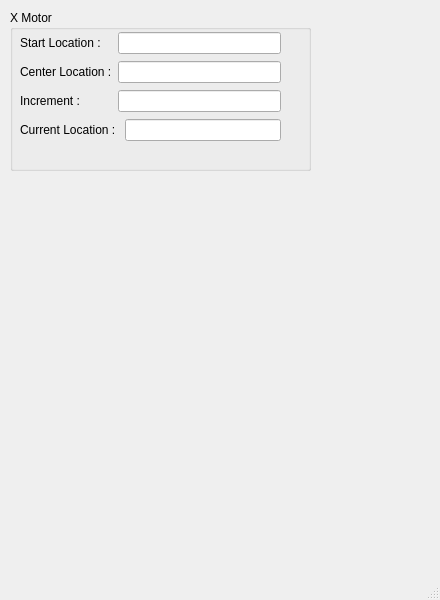
Before: the Qt Designer form gridscan_mainwin.ui in hgarbeil/GridScan, drawn with Qt 5.
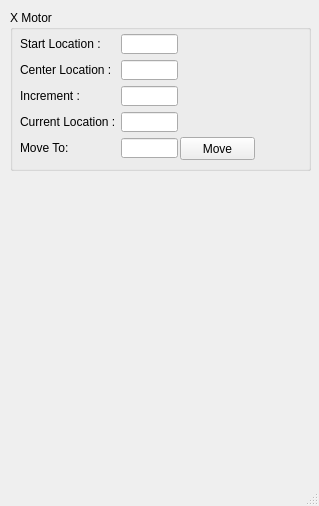
After: the same form once the commit is applied.

```diff
--- a/gridscan_mainwin.ui
+++ b/gridscan_mainwin.ui
@@ -6,8 +6,8 @@
    <rect>
     <x>0</x>
     <y>0</y>
-    <width>440</width>
-    <height>600</height>
+    <width>319</width>
+    <height>506</height>
    </rect>
   </property>
   <property name="windowTitle">
@@ -26,55 +26,143 @@
     <property name="title">
      <string>X Motor</string>
     </property>
+    <widget class="QPushButton" name="x_MoveButton">
+     <property name="geometry">
+      <rect>
+       <x>170</x>
+       <y>127</y>
+       <width>75</width>
+       <height>23</height>
+      </rect>
+     </property>
+     <property name="text">
+      <string>Move</string>
+     </property>
+    </widget>
     <widget class="QWidget" name="">
      <property name="geometry">
       <rect>
        <x>10</x>
-       <y>21</y>
-       <width>261</width>
-       <height>111</height>
+       <y>24</y>
+       <width>158</width>
+       <height>126</height>
       </rect>
      </property>
      <layout class="QGridLayout" name="gridLayout">
       <item row="0" column="0">
        <widget class="QLabel" name="label">
+        <property name="minimumSize">
+         <size>
+          <width>90</width>
+          <height>0</height>
+         </size>
+        </property>
         <property name="text">
          <string>Start Location :</string>
         </property>
        </widget>
       </item>
-      <item row="0" column="1" colspan="2">
-       <widget class="QLineEdit" name="x_StartLocLE"/>
+      <item row="0" column="1">
+       <widget class="QLineEdit" name="x_StartLocLE">
+        <property name="maximumSize">
+         <size>
+          <width>60</width>
+          <height>20</height>
+         </size>
+        </property>
+       </widget>
       </item>
       <item row="1" column="0">
        <widget class="QLabel" name="label_2">
+        <property name="minimumSize">
+         <size>
+          <width>90</width>
+          <height>0</height>
+         </size>
+        </property>
         <property name="text">
          <string>Center Location :</string>
         </property>
        </widget>
       </item>
-      <item row="1" column="1" colspan="2">
-       <widget class="QLineEdit" name="x_CenterLocLE"/>
+      <item row="1" column="1">
+       <widget class="QLineEdit" name="x_CenterLocLE">
+        <property name="maximumSize">
+         <size>
+          <width>60</width>
+          <height>20</height>
+         </size>
+        </property>
+       </widget>
       </item>
       <item row="2" column="0">
        <widget class="QLabel" name="label_3">
+        <property name="minimumSize">
+         <size>
+          <width>90</width>
+          <height>0</height>
+         </size>
+        </property>
         <property name="text">
          <string>Increment :</string>
         </property>
        </widget>
       </item>
-      <item row="2" column="1" colspan="2">
-       <widget class="QLineEdit" name="x_IncLE"/>
+      <item row="2" column="1">
+       <widget class="QLineEdit" name="x_IncLE">
+        <property name="maximumSize">
+         <size>
+          <width>60</width>
+          <height>20</height>
+         </size>
+        </property>
+       </widget>
       </item>
-      <item row="3" column="0" colspan="2">
+      <item row="3" column="0">
        <widget class="QLabel" name="label_4">
+        <property name="minimumSize">
+         <size>
+          <width>90</width>
+          <height>0</height>
+         </size>
+        </property>
         <property name="text">
          <string>Current Location : </string>
         </property>
        </widget>
       </item>
-      <item row="3" column="2">
-       <widget class="QLineEdit" name="x_CurLocLE"/>
+      <item row="3" column="1">
+       <widget class="QLineEdit" name="x_CurLocLE">
+        <property name="maximumSize">
+         <size>
+          <width>60</width>
+          <height>20</height>
+         </size>
+        </property>
+       </widget>
+      </item>
+      <item row="4" column="0">
+       <widget class="QLabel" name="label_5">
+        <property name="minimumSize">
+         <size>
+          <width>90</width>
+          <height>0</height>
+         </size>
+        </property>
+        <property name="text">
+         <string>Move To: </string>
+        </property>
+       </widget>
+      </item>
+      <item row="4" column="1">
+       <widget class="QLineEdit" name="x_MoveLocLE">
+        <property name="maximumSize">
+         <size>
+          <width>60</width>
+          <height>20</height>
+         </size>
+        </property>
+       </widget>
       </item>
      </layout>
     </widget>
```
Left out of the diff: 4 changed lines with no effect on the pictures.
